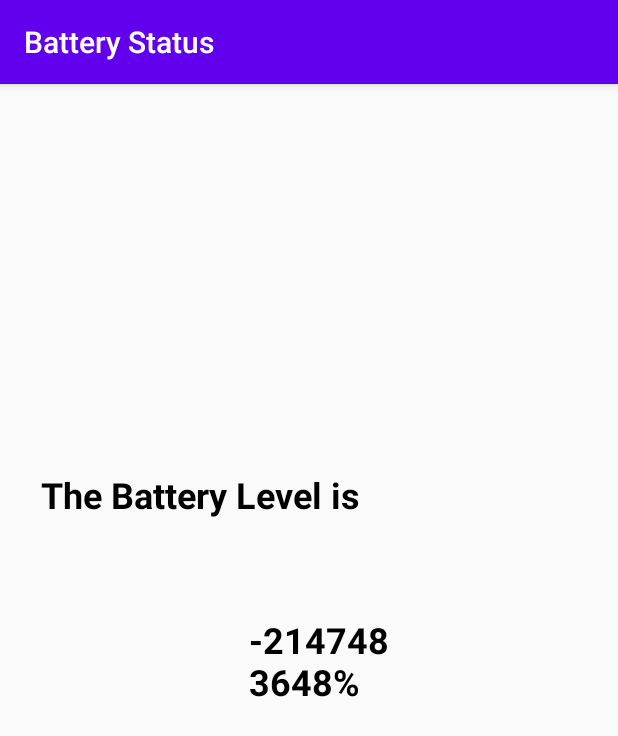
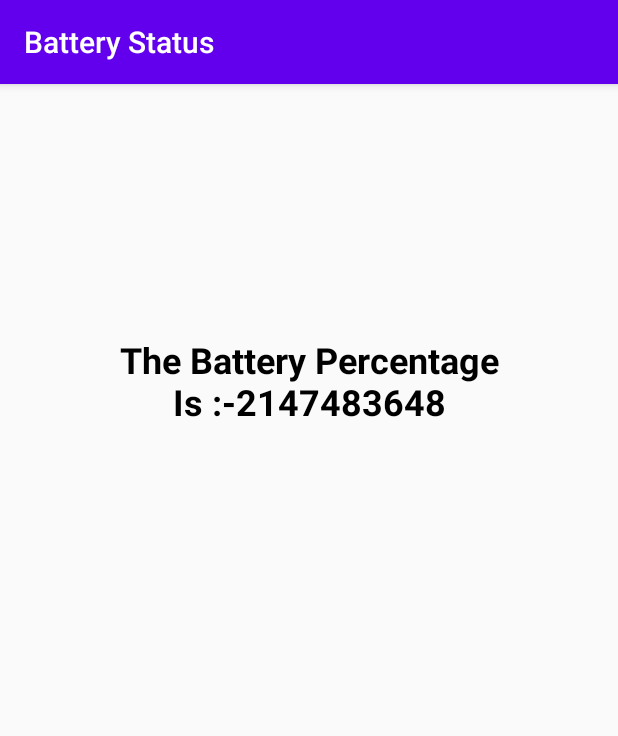
Before and after one commit to Bhanuyadav14/VoiceCammander, an Android app: the Battery screen opened directly, with no data from a screen before it, on a phone screen of 412 x 824 dp. Shown: the top 736 px of the screen. Run offline under Robolectric (Android 15) with nearby library versions, the phone set to English and light mode, and no system bars.

Commit message:
initial comet

```diff
--- a/app/src/main/java/com/example/voicecammander/Battery.kt
+++ b/app/src/main/java/com/example/voicecammander/Battery.kt
@@ -13,10 +13,10 @@ import android.widget.Toast
 import androidx.appcompat.app.AppCompatActivity
 import java.util.*
 
+@Suppress("UNREACHABLE_CODE")
 class Battery : AppCompatActivity(),TextToSpeech.OnInitListener {
 
-    var tts: TextToSpeech?=null
-
+    val tts: TextToSpeech? = null
 
 
     override fun onCreate(savedInstanceState: Bundle?) {
@@ -24,10 +24,9 @@ class Battery : AppCompatActivity(),TextToSpeech.OnInitListener {
         setContentView(R.layout.activity_battery)
 
 
-        val  tesxtView = findViewById<TextView>(R.id.BatteryResult)
-        tesxtView.text = "" + getBatteryStatus() + "%"
-
-
+        val tesxtView = findViewById<TextView>(R.id.BatteryResult).apply {
+            text = "The Battery Percentage Is :" + getBatteryStatus()
+        }
     }
 
     fun getBatteryStatus(): Int {
@@ -52,6 +51,7 @@ class Battery : AppCompatActivity(),TextToSpeech.OnInitListener {
 
     }
 
+
     override fun onInit(status: Int) {
         if (status == TextToSpeech.SUCCESS) {
             val result = tts!!.setLanguage(Locale.ENGLISH)
@@ -60,8 +60,8 @@ class Battery : AppCompatActivity(),TextToSpeech.OnInitListener {
         }
     }
 
-    private fun speakOut(bt: String) {
-        val text: String = "The Baattery Level Is ${bt}"
+    private fun speakOut(bt: Int) {
+        val text: String = "The Baattery Level Is" + bt
 
         tts!!.speak(text, TextToSpeech.QUEUE_FLUSH, null, "")
     }
@@ -69,8 +69,8 @@ class Battery : AppCompatActivity(),TextToSpeech.OnInitListener {
     public override fun onDestroy() {
         // Shutdown TTS
         if (tts != null) {
-            tts!!.stop()
-            tts!!.shutdown()
+            tts.stop()
+            tts.shutdown()
         }
         super.onDestroy()
     }
--- a/app/src/main/java/com/example/voicecammander/SMSAdapter.kt
+++ b/app/src/main/java/com/example/voicecammander/SMSAdapter.kt
@@ -46,7 +46,7 @@ class SMSAdapter(
         holder.Pname.text = SMSPOSITION.PName
         holder.Pnumber.text = SMSPOSITION.PNumber
         holder.SMSmessage.text = SMSPOSITION.SMSMESSEGE
-        holder.Date.text = SMSPOSITION.DATE.toString()
+        holder.Date.text = SMSPOSITION.DATE
 
         if (SMSLIST[position].imagesrc != null) {
 
--- a/app/src/main/res/layout/activity_battery.xml
+++ b/app/src/main/res/layout/activity_battery.xml
@@ -16,39 +16,25 @@
         app:layout_constraintEnd_toEndOf="parent"
         app:layout_constraintHorizontal_bias="1.0"
         app:layout_constraintStart_toStartOf="parent"
+        android:textAlignment="center"
         app:layout_constraintTop_toTopOf="parent">
 
-
         <TextView
-            android:id="@+id/SampleText"
-            android:layout_width="259dp"
-            android:layout_height="wrap_content"
+            android:id="@+id/BatteryResult"
+            android:layout_width="match_parent"
+            android:layout_height="262dp"
             android:layout_alignParentStart="true"
             android:layout_alignParentTop="true"
             android:layout_alignParentEnd="true"
-            android:layout_marginStart="27dp"
-            android:layout_marginTop="257dp"
-            android:layout_marginEnd="125dp"
-            android:text="@string/Battery"
+            android:layout_alignParentBottom="true"
+            android:layout_marginStart="0dp"
+            android:layout_marginTop="167dp"
+            android:layout_marginEnd="0dp"
+            android:layout_marginBottom="174dp"
             android:textColor="@color/black"
             android:textSize="24sp"
+            android:textAlignment="center"
             android:textStyle="bold" />
-
-        <TextView
-            android:id="@+id/BatteryResult"
-            android:layout_width="106dp"
-            android:layout_height="75dp"
-            android:layout_below="@+id/SampleText"
-            android:layout_alignParentStart="true"
-            android:layout_alignParentEnd="true"
-            android:layout_alignParentBottom="true"
-            android:layout_marginStart="166dp"
-            android:layout_marginTop="64dp"
-            android:layout_marginEnd="139dp"
-            android:layout_marginBottom="159dp"
-            android:textColor="@color/black"
-            android:textSize="24sp"
-            android:textStyle="bold"/>
 
 
     </RelativeLayout>
--- a/app/src/main/res/layout/smslist.xml
+++ b/app/src/main/res/layout/smslist.xml
@@ -18,7 +18,7 @@
         app:srcCompat="@drawable/ic_launcher_foreground" />
     <TextView
         android:id="@+id/PNumber"
-        android:layout_width="wrap_content"
+        android:layout_width="139dp"
         android:layout_height="wrap_content"
         android:layout_toEndOf="@id/Avataer"
         android:text="@string/personnumber"
```
Also changed, not shown: app/src/main/java/com/example/voicecammander/Inbox.kt (+105 -13 lines).
